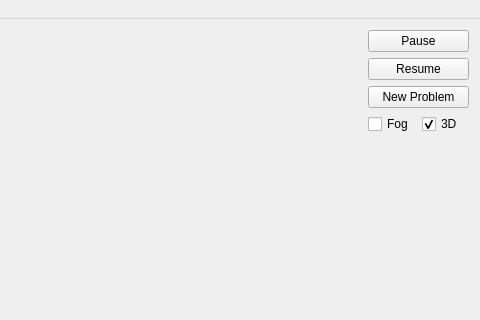
This is Atomical/Qt4/mainwindow.ui in nagyistoce/cocoatutorials as Qt 5 draws it before an edit; both pictures show x 332 to 812 and y 0 to 320 of the 812 by 606 pixel window. The edited form follows.
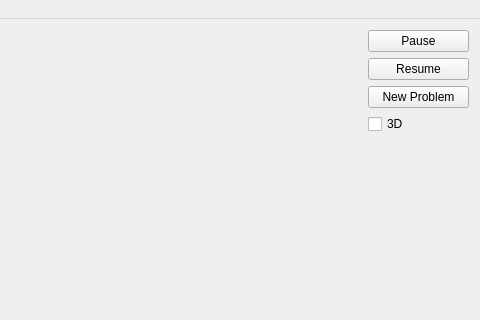
This is the edited form. Icons and pictures are not drawn.

What changed in the file:
```diff
--- a/Atomical/Qt4/mainwindow.ui
+++ b/Atomical/Qt4/mainwindow.ui
@@ -74,31 +74,17 @@
        </widget>
       </item>
       <item>
-       <layout class="QHBoxLayout" name="horizontalLayout_7">
-        <item>
-         <widget class="QCheckBox" name="fog">
-          <property name="text">
-           <string>Fog</string>
-          </property>
-         </widget>
-        </item>
-        <item>
          <widget class="QCheckBox" name="threeD">
-          <property name="minimumSize">
-           <size>
-            <width>0</width>
-            <height>0</height>
-           </size>
+        <property name="enabled">
+         <bool>true</bool>
           </property>
           <property name="text">
            <string>3D</string>
           </property>
           <property name="checked">
-           <bool>true</bool>
-          </property>
-         </widget>
-        </item>
-       </layout>
+         <bool>false</bool>
+        </property>
+       </widget>
       </item>
       <item>
        <layout class="QHBoxLayout" name="horizontalLayout_2">
```
Left out of the diff: 31 changed lines with no effect on the pictures. Lines whose indentation alone changed are shown as unchanged.
